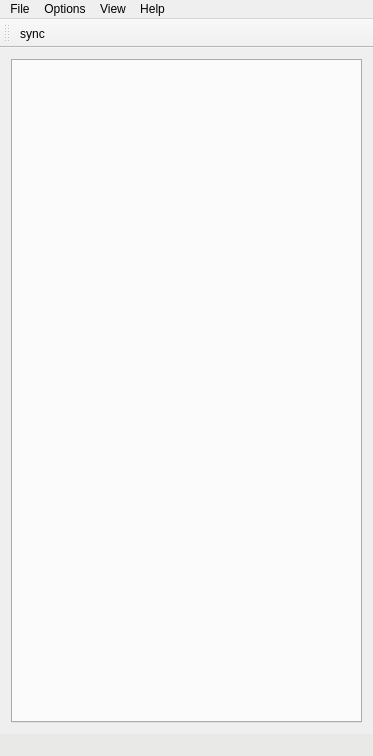
Before: the Qt Designer form MainWindow.ui in Epicwow/eye, drawn with Qt 5.
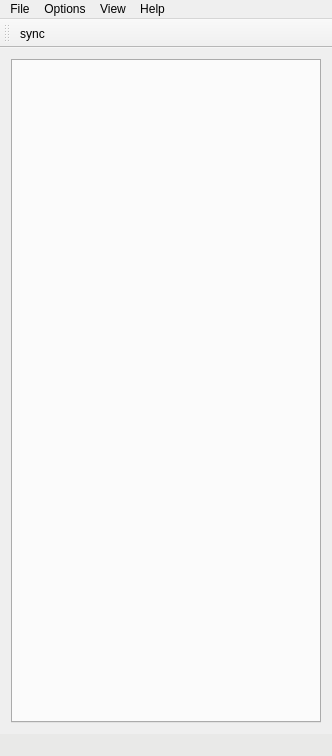
After: the same form once the commit is applied. Icons and pictures are not drawn.

Commit message: 添加同步按钮照片

The edit to the form file:
```diff
--- a/MainWindow.ui
+++ b/MainWindow.ui
@@ -6,7 +6,7 @@
    <rect>
     <x>0</x>
     <y>0</y>
-    <width>373</width>
+    <width>332</width>
     <height>756</height>
    </rect>
   </property>
@@ -53,7 +53,7 @@
     <rect>
      <x>0</x>
      <y>0</y>
-     <width>373</width>
+     <width>332</width>
      <height>22</height>
     </rect>
    </property>
```
Left out of the diff: 8 changed lines with no effect on the pictures. The commit also changes 5 other files.
